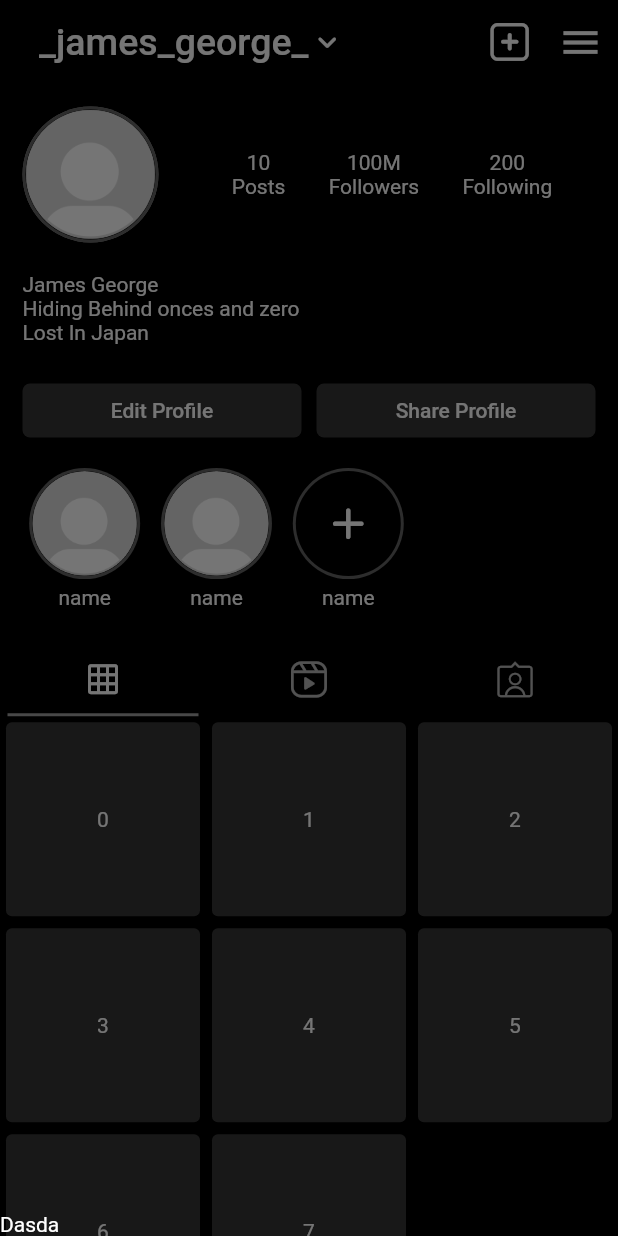
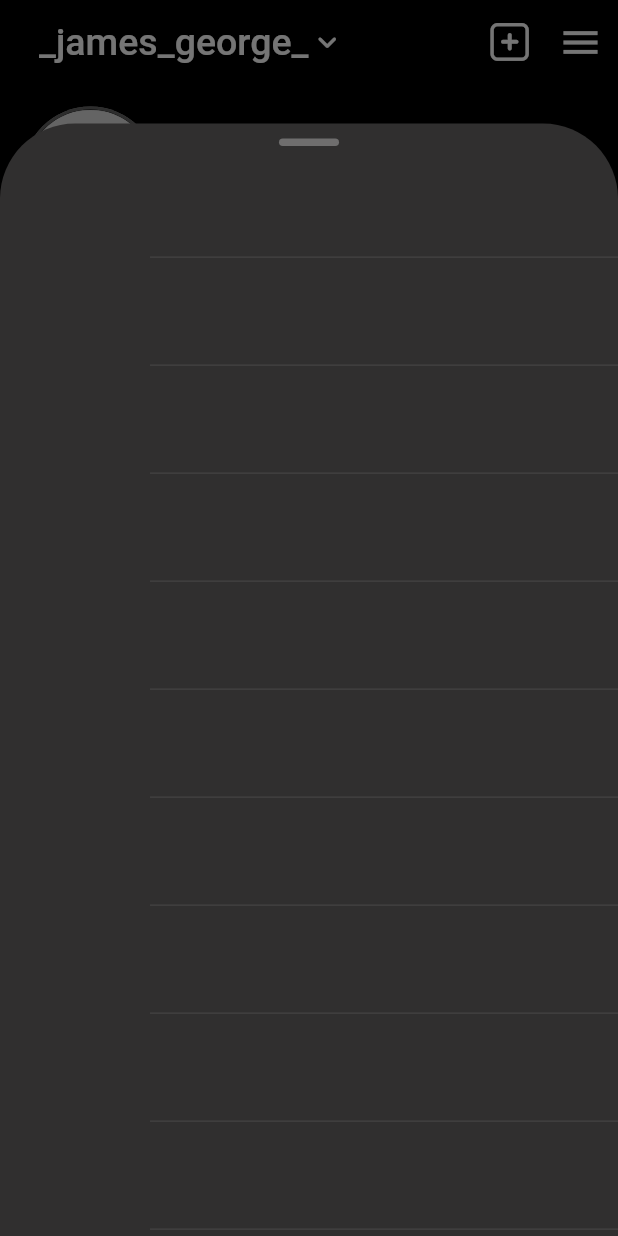
Before and after one commit to JamesGeorge98/privateinsta, a Flutter app: the ProfilePage screen opened by its route, after a tap on the "menu" icon, on a phone screen of 412 x 824 dp. Run offline on Flutter 3.47's test engine with Material 3 defaults, Android fonts, the light colour scheme and no system bars; our stand-ins replace bloc, google_fonts; generated files the repository leaves out were written again.

Commit message:
custom widgets

```diff
--- a/lib/core/constants/colors.dart
+++ b/lib/core/constants/colors.dart
@@ -21,7 +21,9 @@ class AppColors {
 
   static const textFieldColor = Color.fromARGB(255, 235, 235, 235);
 
-  static const textFieldColorDark = Color.fromARGB(255, 53, 53, 53);
+  // static const textFieldColorDark = Color.fromARGB(255, 53, 53, 53);
+
+  static const darkFieldColor = Color.fromARGB(255, 48, 47, 47);
 
   /// Insta Colors =========================================================
 
--- a/lib/src/auth/signup/signup_view.dart
+++ b/lib/src/auth/signup/signup_view.dart
@@ -49,7 +49,7 @@ class _SignUpScreenState extends State<SignUpScreen> {
       ),
       body: SafeArea(
         child: Padding(
-          padding: const EdgeInsets.all(50.0),
+          padding: const EdgeInsets.fromLTRB(30, 0, 30, 0),
           child: Column(
             mainAxisAlignment: MainAxisAlignment.start,
             children: [
@@ -61,7 +61,7 @@ class _SignUpScreenState extends State<SignUpScreen> {
                 padding: const EdgeInsets.all(20.0),
                 child: Text(
                   "Choose a username for your new account. You can always chnage it later.",
-                  style: PITextStyle().bodyTextStyle(),
+                  style: PITextStyle().bodyTextStyle(size: 12),
                   textAlign: TextAlign.center,
                 ),
               ),
@@ -159,7 +159,7 @@ class _CreatePasswordState extends State<CreatePassword> {
       ),
       body: SafeArea(
         child: Padding(
-          padding: const EdgeInsets.all(50.0),
+          padding: const EdgeInsets.fromLTRB(30.0, 0, 30, 0),
           child: Column(
             mainAxisAlignment: MainAxisAlignment.start,
             children: [
--- a/lib/src/main_screen/profile/profile_view.dart
+++ b/lib/src/main_screen/profile/profile_view.dart
@@ -3,6 +3,7 @@ import 'package:privateinsta/core/constants/colors.dart';
 import 'package:privateinsta/core/constants/dimensions.dart';
 import 'package:privateinsta/core/constants/icons.dart';
 import 'package:privateinsta/src/main_screen/main_screen.dart';
+import 'package:privateinsta/src/widgets/bottom_sheets.dart';
 import 'package:privateinsta/src/widgets/buttons.dart';
 import 'package:privateinsta/src/widgets/display_picture.dart';
 import 'package:privateinsta/src/widgets/extensions.dart';
@@ -68,7 +69,8 @@ class _ProfilePageState extends State<ProfilePage> {
           PITextButton(
               onPressed: () {
                 //Navigator.restorablePushNamed(context, SettingsView.routeName);
-                _handleFABPressed();
+                BottomSheets(context: context, child: null)
+                    .menuBottomSheets();
               },
               child: const Icon(
                 Icons.menu,
@@ -196,7 +198,7 @@ class _ProfilePageState extends State<ProfilePage> {
                           itemCount: 8,
                           itemBuilder: (BuildContext context, int index) {
                             return Card(
-                              color: AppColors.textFieldColorDark,
+                              color: AppColors.darkFieldColor,
                               child: Center(child: Text('$index')),
                             );
                           }),
@@ -208,7 +210,7 @@ class _ProfilePageState extends State<ProfilePage> {
                           itemCount: 10,
                           itemBuilder: (BuildContext context, int index) {
                             return Card(
-                              color: AppColors.textFieldColorDark,
+                              color: AppColors.darkFieldColor,
                               child: Center(child: Text('$index')),
                             );
                           }),
@@ -220,7 +222,7 @@ class _ProfilePageState extends State<ProfilePage> {
                           itemCount: 30,
                           itemBuilder: (BuildContext context, int index) {
                             return Card(
-                              color: AppColors.textFieldColorDark,
+                              color: AppColors.darkFieldColor,
                               child: Center(child: Text('$index')),
                             );
                           }),
@@ -232,14 +234,4 @@ class _ProfilePageState extends State<ProfilePage> {
       ),
     );
   }
-
-  void _handleFABPressed() {
-    showModalBottomSheet<int>(
-      backgroundColor: Colors.transparent,
-      context: context,
-      builder: (context) {
-        return const Text("Dasda");
-      },
-    );
-  }
 }
--- a/lib/src/widgets/bottom_sheets.dart
+++ b/lib/src/widgets/bottom_sheets.dart
@@ -1,45 +1,43 @@
 import 'package:flutter/material.dart';
 
-class Popover extends StatelessWidget {
-  final Widget child;
+class BottomSheets {
+  BottomSheets({this.child, required this.context});
+  final BuildContext context;
+  final Widget? child;
 
-  const Popover({super.key, required this.child});
-
-  @override
-  Widget build(BuildContext context) {
-    final theme = Theme.of(context);
-
-    return Container(
-      margin: const EdgeInsets.all(16.0),
-      clipBehavior: Clip.antiAlias,
-      decoration: BoxDecoration(
-        color: theme.cardColor,
-        borderRadius: const BorderRadius.all(Radius.circular(16.0)),
-      ),
-      child: Column(
-        mainAxisSize: MainAxisSize.min,
-        children: [_buildHandle(context), child],
-      ),
-    );
-  }
-
-  Widget _buildHandle(BuildContext context) {
-    final theme = Theme.of(context);
-
-    return FractionallySizedBox(
-      widthFactor: 0.25,
-      child: Container(
-        margin: const EdgeInsets.symmetric(
-          vertical: 12.0,
-        ),
-        child: Container(
-          height: 5.0,
-          decoration: BoxDecoration(
-            color: theme.dividerColor,
-            borderRadius: const BorderRadius.all(Radius.circular(2.5)),
+  void menuBottomSheets() {
+    showModalBottomSheet<int>(
+      useSafeArea: true,
+      isScrollControlled: true,
+      isDismissible: true,
+      shape: const RoundedRectangleBorder(
+          borderRadius: BorderRadius.vertical(top: Radius.circular(50))),
+      context: context,
+      builder: (context) {
+        return FractionallySizedBox(
+          heightFactor: 0.9,
+          child: Column(
+            children: [
+              Container(
+                margin: const EdgeInsets.only(top: 10, bottom: 10),
+                width: 40,
+                height: 5,
+                decoration: BoxDecoration(
+                  borderRadius: BorderRadius.circular(50),
+                  color: Colors.white.withOpacity(0.3),
+                ),
+              ),
+              Expanded(
+                child: ListView.separated(
+                    itemBuilder: (context, index) => const ListTile(),
+                    separatorBuilder: (context, index) =>
+                        const Divider(indent: 100),
+                    itemCount: 13),
+              )
+            ],
           ),
-        ),
-      ),
+        );
+      },
     );
   }
 }
--- a/lib/src/widgets/buttons.dart
+++ b/lib/src/widgets/buttons.dart
@@ -76,7 +76,7 @@ class PIElevatedButton extends ElevatedButton {
           backgroundColor: MaterialStatePropertyAll(
               Theme.of(context).textTheme.bodyLarge!.color !=
                       const Color(0xdd000000)
-                  ? AppColors.textFieldColorDark
+                  ? AppColors.darkFieldColor
                   : AppColors.textFieldColor),
           foregroundColor: MaterialStatePropertyAll(
               Theme.of(context).textTheme.bodyLarge!.color),
--- a/lib/src/widgets/texts.dart
+++ b/lib/src/widgets/texts.dart
@@ -4,10 +4,10 @@ class PITextStyle {
   PITextStyle();
 
   TextStyle headerTextStyle() {
-    return const TextStyle(fontSize: 30);
+    return const TextStyle(fontSize: 23, fontWeight: FontWeight.bold);
   }
 
-  TextStyle bodyTextStyle() {
-    return const TextStyle(fontSize: 15);
+  TextStyle bodyTextStyle({double size = 14}) {
+    return TextStyle(fontSize: size, color: Colors.white.withOpacity(0.5));
   }
 }
--- a/lib/src/widgets/widgets.dart
+++ b/lib/src/widgets/widgets.dart
@@ -268,7 +268,7 @@ class CustomWidgets {
             borderRadius: BorderRadius.circular(0),
             side: const BorderSide(width: 1)),
         margin: const EdgeInsets.all(0),
-        color: AppColors.textFieldColorDark,
+        color: AppColors.darkFieldColor,
         child: const Center(child: Text('1')),
       ),
     );
```
Also changed, not shown: lib/src/app.dart (+3 -5 lines), lib/src/main_screen/post/post_view.dart (+4 -4 lines), lib/core/constants/apptheme.dart (added), pubspec.lock.
